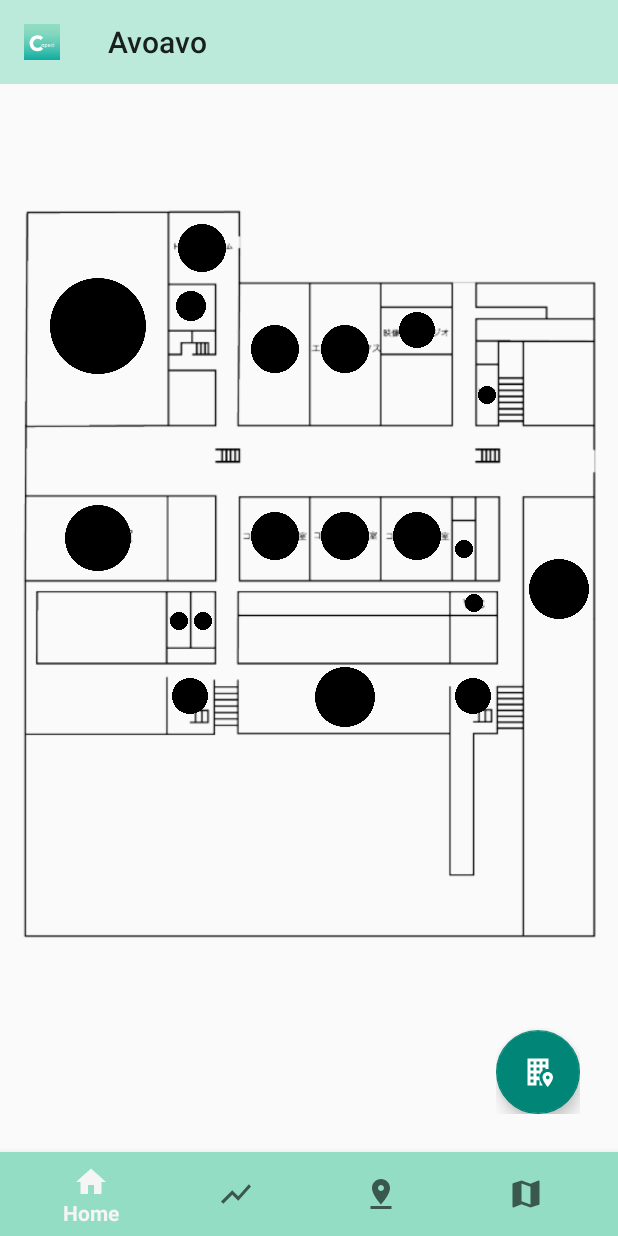
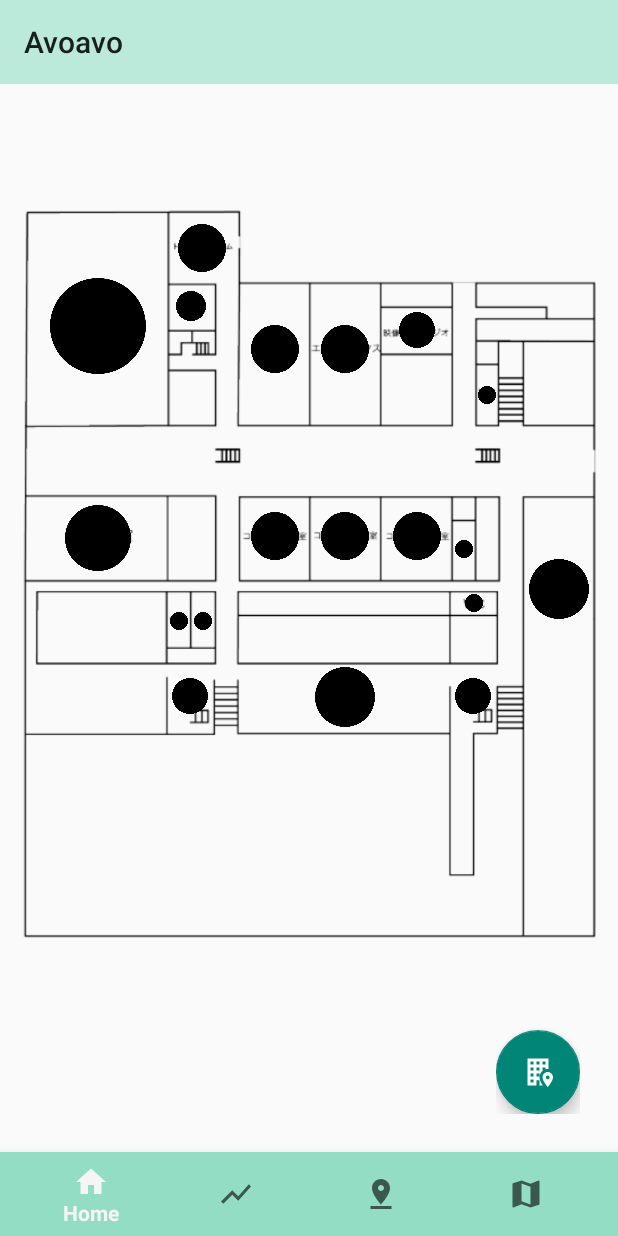
Before and after one commit to FunLocks/team2005, an Android app: the screen it shows after launch (MainActivity), on a phone screen of 412 x 824 dp. Run offline under Robolectric (Android 15) with nearby library versions, the phone set to English and light mode, and no system bars; our stand-ins replace Room's generated code; libraries missing offline, so code that uses them is left out: org.altbeacon.beacon, permissions.dispatcher; 26 statements that could not run were skipped.

Commit message:
logoを消した

```diff
--- a/Avoavo/app/src/main/java/com/yeahoohunters/avoavo/view/MainActivity.kt
+++ b/Avoavo/app/src/main/java/com/yeahoohunters/avoavo/view/MainActivity.kt
@@ -79,7 +79,7 @@ class MainActivity : AppCompatActivity(), BeaconConsumer {
             .commit()
 
         val toolbar: Toolbar = findViewById(R.id.toolbar)
-        toolbar.setNavigationIcon(R.drawable.ic_fun_locks_icon4)
+        //toolbar.setNavigationIcon(R.drawable.ic_fun_locks_icon4)
         setSupportActionBar(toolbar)
 
         beaconManager = BeaconManager.getInstanceForApplication(this)
```
